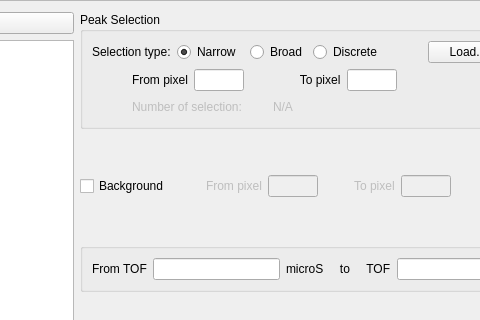
Old version of the form Code/Mantid/scripts/Interface/ui/reflectometer/data_refl.ui in the repository mantidproject/mantid; both pictures show x 357 to 837 and y 0 to 320 of the 1062 by 568 pixel window.
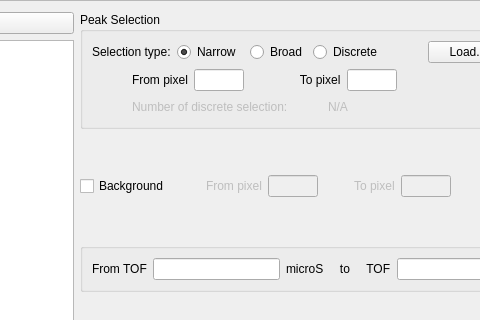
New version of the form.

Commit message: Load of data/norm peak/background works. This refs #3570

Patch:
```diff
--- a/Code/Mantid/scripts/Interface/ui/reflectometer/data_refl.ui
+++ b/Code/Mantid/scripts/Interface/ui/reflectometer/data_refl.ui
@@ -280,18 +280,18 @@
                   </property>
                   <property name="minimumSize">
                    <size>
-                    <width>135</width>
+                    <width>190</width>
                     <height>0</height>
                    </size>
                   </property>
                   <property name="maximumSize">
                    <size>
-                    <width>135</width>
+                    <width>190</width>
                     <height>16777215</height>
                    </size>
                   </property>
                   <property name="text">
-                   <string>Number of selection:</string>
+                   <string>Number of discrete selection:</string>
                   </property>
                  </widget>
                 </item>
```
The commit also changes 25 other files.
